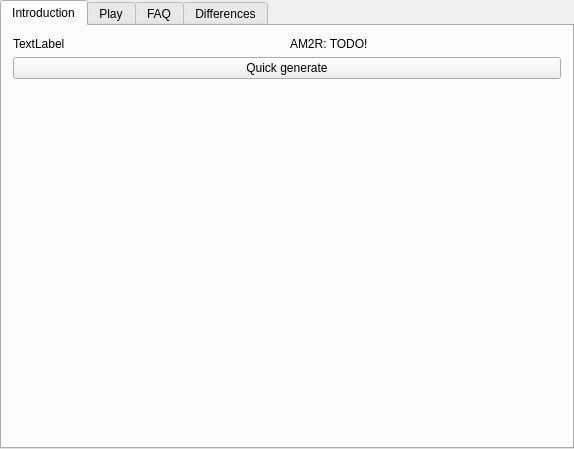
The window that randovania/gui/ui_files/games_tab_am2r_widget.ui (randovania/randovania) describes before a commit, drawn with Qt 5.
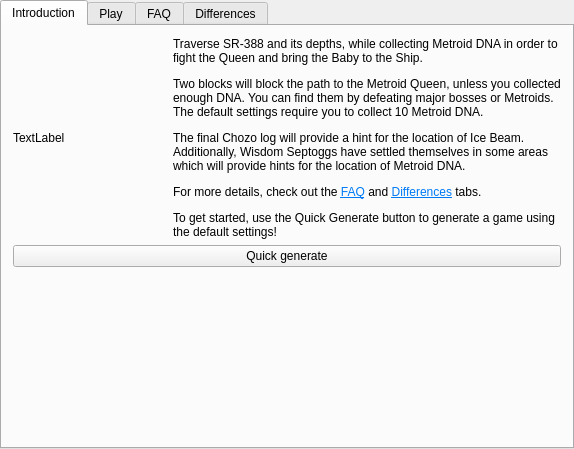
The same window after the commit. Custom widgets are drawn as their Qt base class.

Commit message: AM2R: Add introduction description

What changed in the file:
```diff
--- a/randovania/gui/ui_files/games_tab_am2r_widget.ui
+++ b/randovania/gui/ui_files/games_tab_am2r_widget.ui
@@ -30,7 +30,7 @@
       <item>
        <widget class="QLabel" name="intro_label">
         <property name="text">
-         <string>&lt;html&gt;&lt;head/&gt;&lt;body&gt;&lt;p align=&quot;justify&quot;&gt;AM2R: TODO!&lt;/p&gt;&lt;/body&gt;&lt;/html&gt;</string>
+         <string>&lt;html&gt;&lt;head/&gt;&lt;body&gt;&lt;p&gt;Traverse SR-388 and its depths, while collecting Metroid DNA in order to fight the Queen and bring the Baby to the Ship.&lt;/p&gt;&lt;p&gt;Two blocks will block the path to the Metroid Queen, unless you collected enough DNA. You can find them by defeating major bosses or Metroids. The default settings require you to collect 10 Metroid DNA.&lt;/p&gt;&lt;p&gt;The final Chozo log will provide a hint for the location of Ice Beam. Additionally, Wisdom Septoggs have settled themselves in some areas which will provide hints for the location of Metroid DNA.&lt;/p&gt;&lt;p&gt;For more details, check out the &lt;a href=&quot;tab://FAQ&quot;&gt;&lt;span style=&quot; text-decoration: underline; color:#007af4;&quot;&gt;FAQ&lt;/span&gt;&lt;/a&gt; and &lt;a href=&quot;tab://Differences&quot;&gt;&lt;span style=&quot; text-decoration: underline; color:#007af4;&quot;&gt;Differences&lt;/span&gt;&lt;/a&gt; tabs.&lt;/p&gt;&lt;p&gt;To get started, use the Quick Generate button to generate a game using the default settings!&lt;/p&gt;&lt;/body&gt;&lt;/html&gt;</string>
         </property>
         <property name="wordWrap">
          <bool>true</bool>
```
